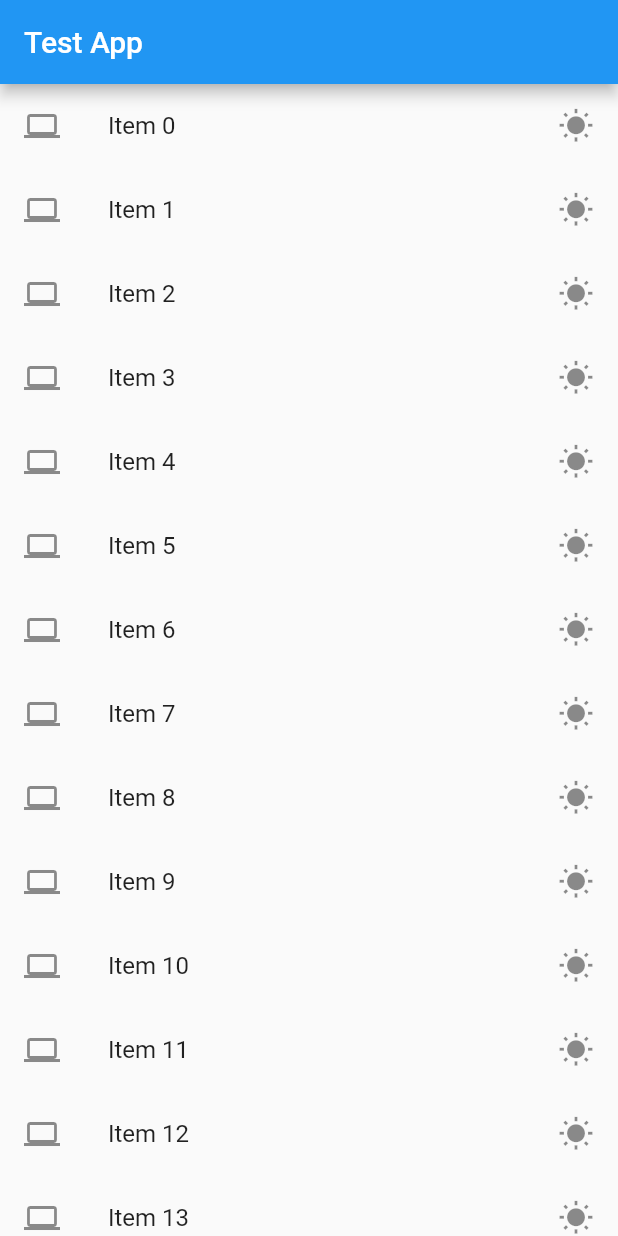
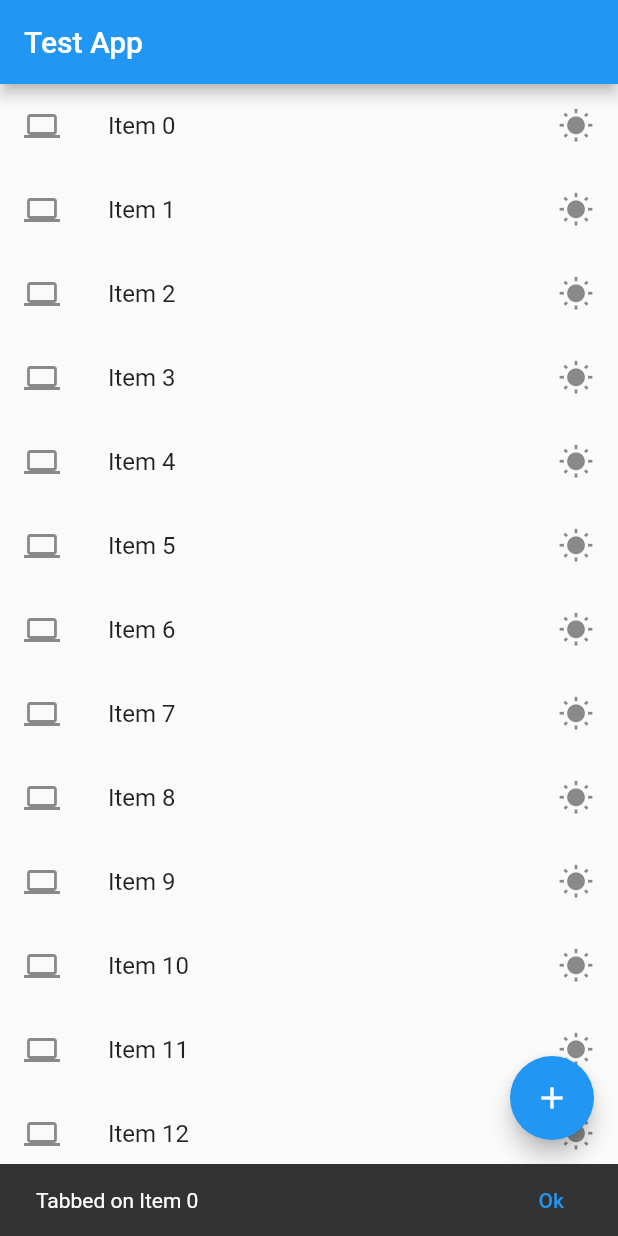
Before and after one commit to YagnikYudiz/flutter_demo, a Flutter app: the screen it shows after launch, after a tap on an icon or button, on a phone screen of 412 x 824 dp. Run offline on Flutter 3.47's test engine with Material 2 defaults, Android fonts, the phone set to English and light mode, and no system bars.

Commit message:
Floating Action Button and SnackBar added

```diff
--- a/lib/main.dart
+++ b/lib/main.dart
@@ -13,28 +13,48 @@ class MyFlutterApp extends StatelessWidget {
       title: "Flutter App",
       //  home: const HomeScreen(),
       home: Scaffold(
-        appBar: AppBar(title: const Text("Test App"),),
+        appBar: AppBar(
+          title: const Text("Test App"),
+        ),
         body: getListView(),
+        floatingActionButton: const FloatingActionButton(
+          onPressed: null,
+          child: Icon(Icons.add),
+          tooltip: "Add New Item",
+        ),
       ),
     );
   }
 }
 
-List<String> getList(){
-  var items = List<String>.generate(1000,(counter) => "Item $counter");
+void snackBar(BuildContext context, String item) {
+  var snackBar = SnackBar(
+      content: Text("Tabbed on $item"),
+      action: SnackBarAction(
+        label: "Ok",
+        onPressed: () {
+          debugPrint("Ok is Clicked");
+        },
+      ));
+
+  Scaffold.of(context).showSnackBar(snackBar);
+}
+
+List<String> getList() {
+  var items = List<String>.generate(1000, (counter) => "Item $counter");
   return items;
 }
 
-Widget getListView(){
+Widget getListView() {
   var list = getList();
   var listItems = ListView.builder(
-    itemBuilder: (context,index){
+    itemBuilder: (context, index) {
       return ListTile(
         title: Text(list[index]),
         leading: const Icon(Icons.laptop),
         trailing: const Icon(Icons.wb_sunny),
-        onTap: (){
-          debugPrint(list[index] + " is tabbed");
+        onTap: () {
+          snackBar(context, list[index]);
         },
       );
     },
```
